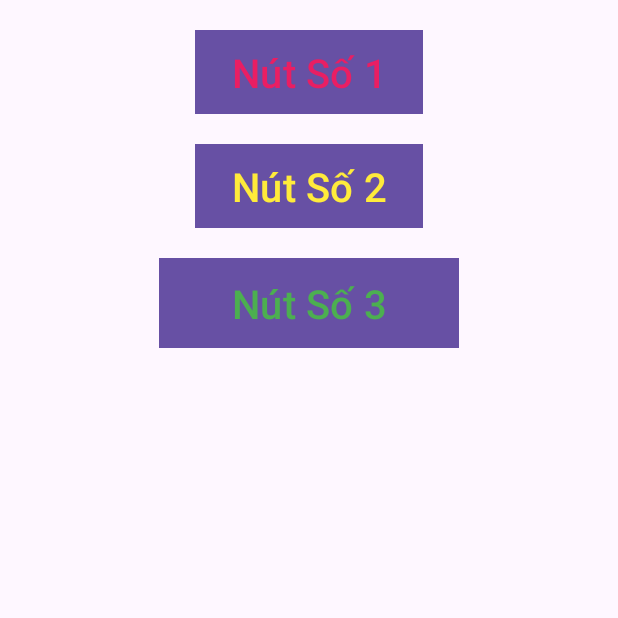
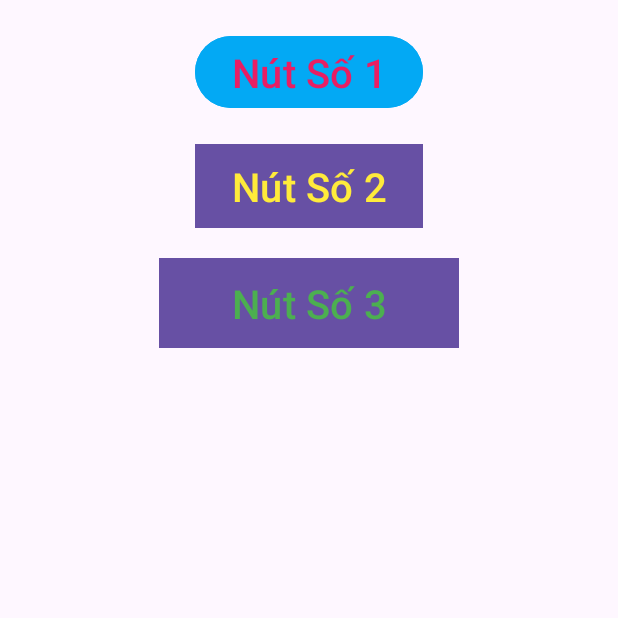
Before and after one commit to DoPhuongLoan/63132227-AndroidProgramming, an Android app: the screen it shows after launch (MainActivity), on a phone screen of 412 x 824 dp, the top half of it. Run offline under Robolectric (Android 15) with nearby library versions, the phone set to English and light mode, and no system bars.

Commit message:
bài 2 th

```diff
--- a/Ex2_LinearLayout/app/src/main/res/layout/activity_main.xml
+++ b/Ex2_LinearLayout/app/src/main/res/layout/activity_main.xml
@@ -15,7 +15,7 @@
         android:text="Nút Số 1"
         android:textSize="40px"
         android:textColor="#E91E63"
-        android:background="#11D1BF"
+        android:backgroundTint="#03A9F4"
         android:layout_width="wrap_content"
         android:layout_height="wrap_content"
         android:layout_marginTop="20dp"
```
